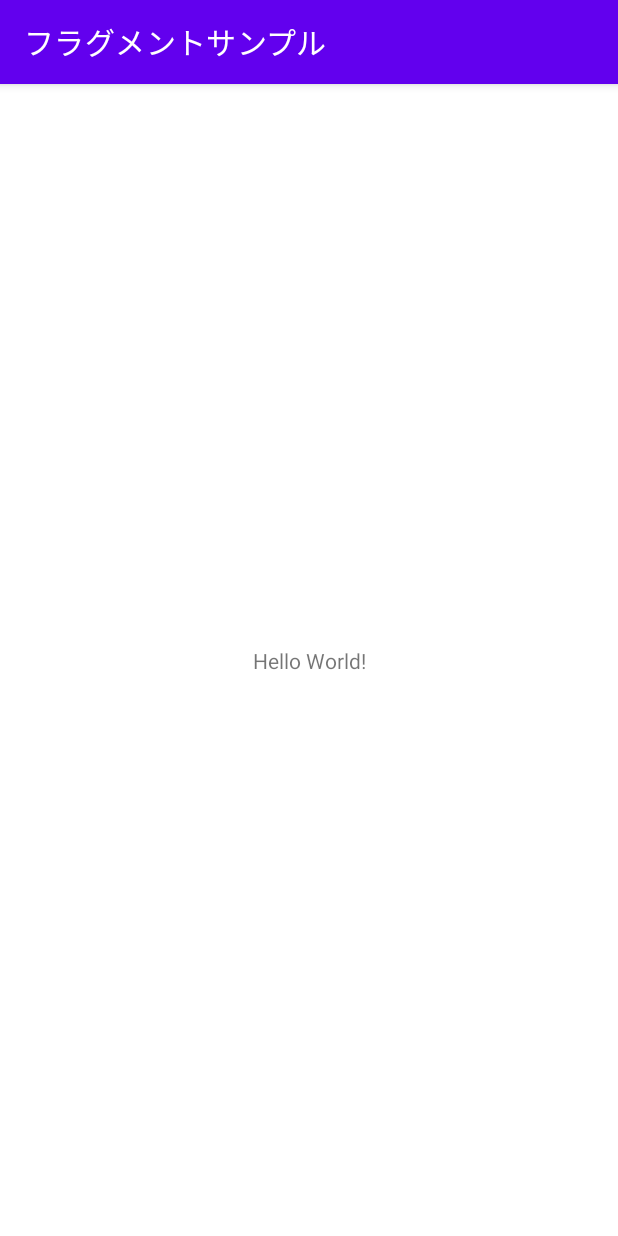
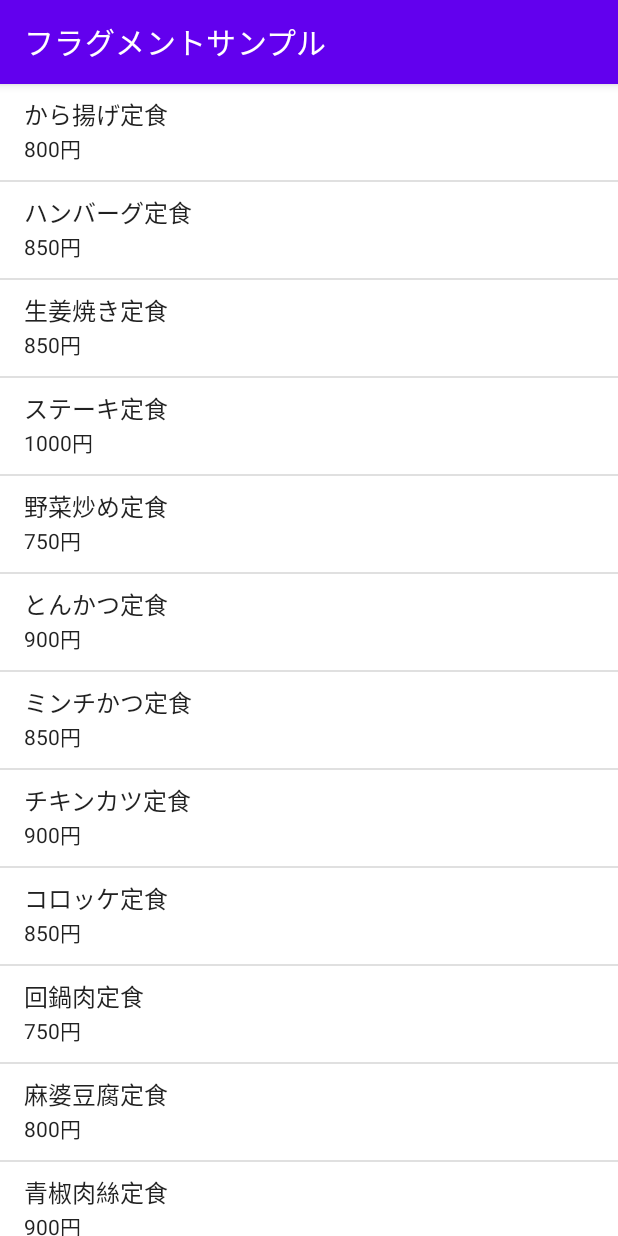
Before and after one commit to kaz-taka-1/FragmentSample, an Android app: the screen it shows after launch (MainActivity), on a phone screen of 412 x 824 dp. Run offline under Robolectric (Android 15) with nearby library versions, the phone set to English and light mode, and no system bars.

Commit message:
アクティビティーにフラグメントを埋め込み

```diff
--- a/app/src/main/java/com/websarva/wings/android/fragmentsample/MenuListFrtagment.kt
+++ b/app/src/main/java/com/websarva/wings/android/fragmentsample/MenuListFrtagment.kt
@@ -5,6 +5,8 @@ import androidx.fragment.app.Fragment
 import android.view.LayoutInflater
 import android.view.View
 import android.view.ViewGroup
+import android.widget.ListView
+import android.widget.SimpleAdapter
 
 // TODO: Rename parameter arguments, choose names that match
 // the fragment initialization parameters, e.g. ARG_ITEM_NUMBER
@@ -17,24 +19,50 @@ private const val ARG_PARAM2 = "param2"
  * create an instance of this fragment.
  */
 class MenuListFrtagment : Fragment() {
-    // TODO: Rename and change types of parameters
-    private var param1: String? = null
-    private var param2: String? = null
 
-    override fun onCreate(savedInstanceState: Bundle?) {
-        super.onCreate(savedInstanceState)
-        arguments?.let {
-            param1 = it.getString(ARG_PARAM1)
-            param2 = it.getString(ARG_PARAM2)
-        }
-    }
 
     override fun onCreateView(
         inflater: LayoutInflater, container: ViewGroup?,
         savedInstanceState: Bundle?
     ): View? {
+        val view = inflater.inflate(R.layout.fragment_menu_list,container,false)
+        val lvMenu = view.findViewById<ListView>(R.id.lvMenu)
+        val menuList:MutableList<MutableMap<String,String>> = mutableListOf()
+        var menu = mutableMapOf("name" to "から揚げ定食","price" to "800円")
+        menuList.add(menu)
+        menu = mutableMapOf("name" to "ハンバーグ定食", "price" to "850円")
+        menuList.add(menu)
+        menu = mutableMapOf("name" to "生姜焼き定食", "price" to "850円")
+        menuList.add(menu)
+        menu = mutableMapOf("name" to "ステーキ定食", "price" to "1000円")
+        menuList.add(menu)
+        menu = mutableMapOf("name" to "野菜炒め定食", "price" to "750円")
+        menuList.add(menu)
+        menu = mutableMapOf("name" to "とんかつ定食", "price" to "900円")
+        menuList.add(menu)
+        menu = mutableMapOf("name" to "ミンチかつ定食", "price" to "850円")
+        menuList.add(menu)
+        menu = mutableMapOf("name" to "チキンカツ定食", "price" to "900円")
+        menuList.add(menu)
+        menu = mutableMapOf("name" to "コロッケ定食", "price" to "850円")
+        menuList.add(menu)
+        menu = mutableMapOf("name" to "回鍋肉定食", "price" to "750円")
+        menuList.add(menu)
+        menu = mutableMapOf("name" to "麻婆豆腐定食", "price" to "800円")
+        menuList.add(menu)
+        menu = mutableMapOf("name" to "青椒肉絲定食", "price" to "900円")
+        menuList.add(menu)
+        menu = mutableMapOf("name" to "焼き魚定食", "price" to "850円")
+        menuList.add(menu)
+        menu = mutableMapOf("name" to "焼肉定食", "price" to "950円")
+        menuList.add(menu)
+
+        val from = arrayOf("name","price")
+        val to = intArrayOf(android.R.id.text1,android.R.id.text2)
+        val adapter =SimpleAdapter(activity,menuList,android.R.layout.simple_list_item_2,from,to)
+        lvMenu.adapter = adapter
         // Inflate the layout for this fragment
-        return inflater.inflate(R.layout.fragment_menu_list, container, false)
+        return view
     }
 
     companion object {
--- a/app/src/main/res/layout/activity_main.xml
+++ b/app/src/main/res/layout/activity_main.xml
@@ -1,18 +1,13 @@
 <?xml version="1.0" encoding="utf-8"?>
-<androidx.constraintlayout.widget.ConstraintLayout xmlns:android="http://schemas.android.com/apk/res/android"
-    xmlns:app="http://schemas.android.com/apk/res-auto"
-    xmlns:tools="http://schemas.android.com/tools"
+<FrameLayout
+    xmlns:android="http://schemas.android.com/apk/res/android"
     android:layout_width="match_parent"
-    android:layout_height="match_parent"
-    tools:context=".MainActivity">
+    android:layout_height="match_parent">
 
-    <TextView
-        android:layout_width="wrap_content"
-        android:layout_height="wrap_content"
-        android:text="Hello World!"
-        app:layout_constraintBottom_toBottomOf="parent"
-        app:layout_constraintLeft_toLeftOf="parent"
-        app:layout_constraintRight_toRightOf="parent"
-        app:layout_constraintTop_toTopOf="parent" />
+    <fragment
+        android:id="@+id/fragmentMenuList"
+        android:name="com.websarva.wings.android.fragmentsample.MenuListFrtagment"
+        android:layout_width="match_parent"
+        android:layout_height="match_parent"/>
 
-</androidx.constraintlayout.widget.ConstraintLayout>
+</FrameLayout>
--- a/app/src/main/res/layout/fragment_menu_list.xml
+++ b/app/src/main/res/layout/fragment_menu_list.xml
@@ -1,6 +1,6 @@
 <?xml version="1.0" encoding="utf-8"?>
 <ListView
     xmlns:android="http://schemas.android.com/apk/res/android"
-    android:id="@+id/lVMenu"
+    android:id="@+id/lvMenu"
     android:layout_width="match_parent"
     android:layout_height="match_parent"/>
```
